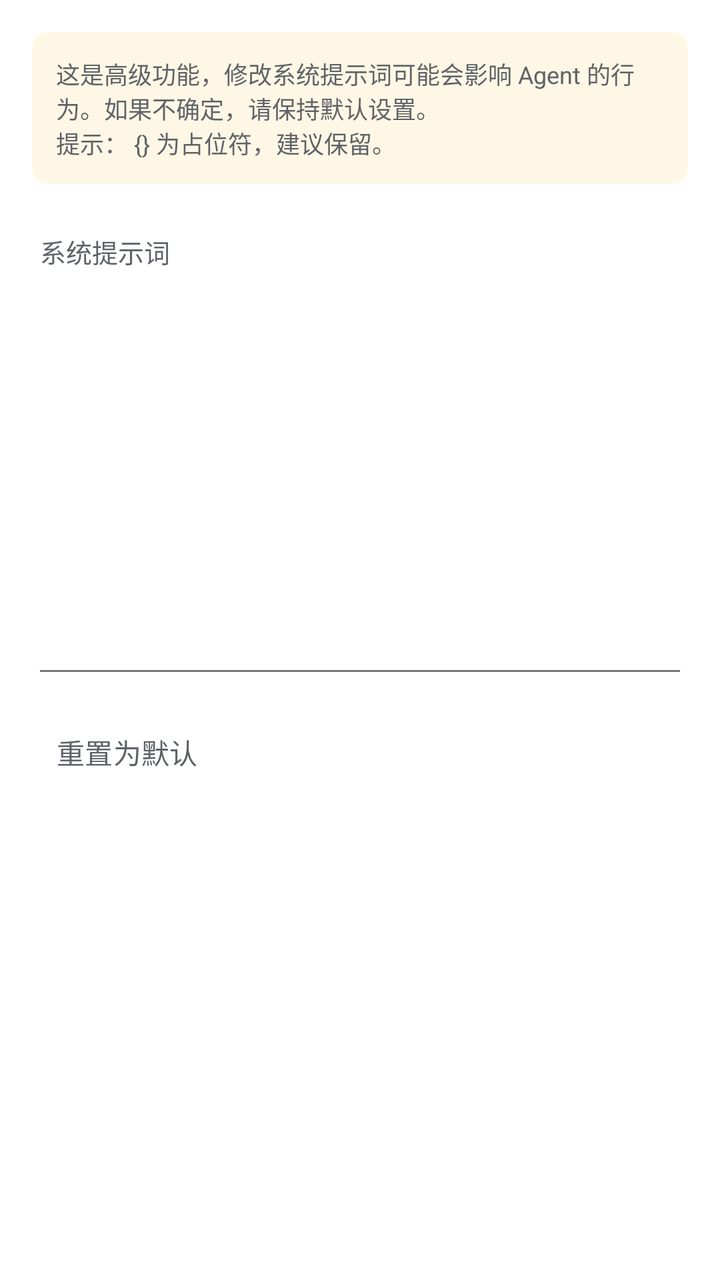
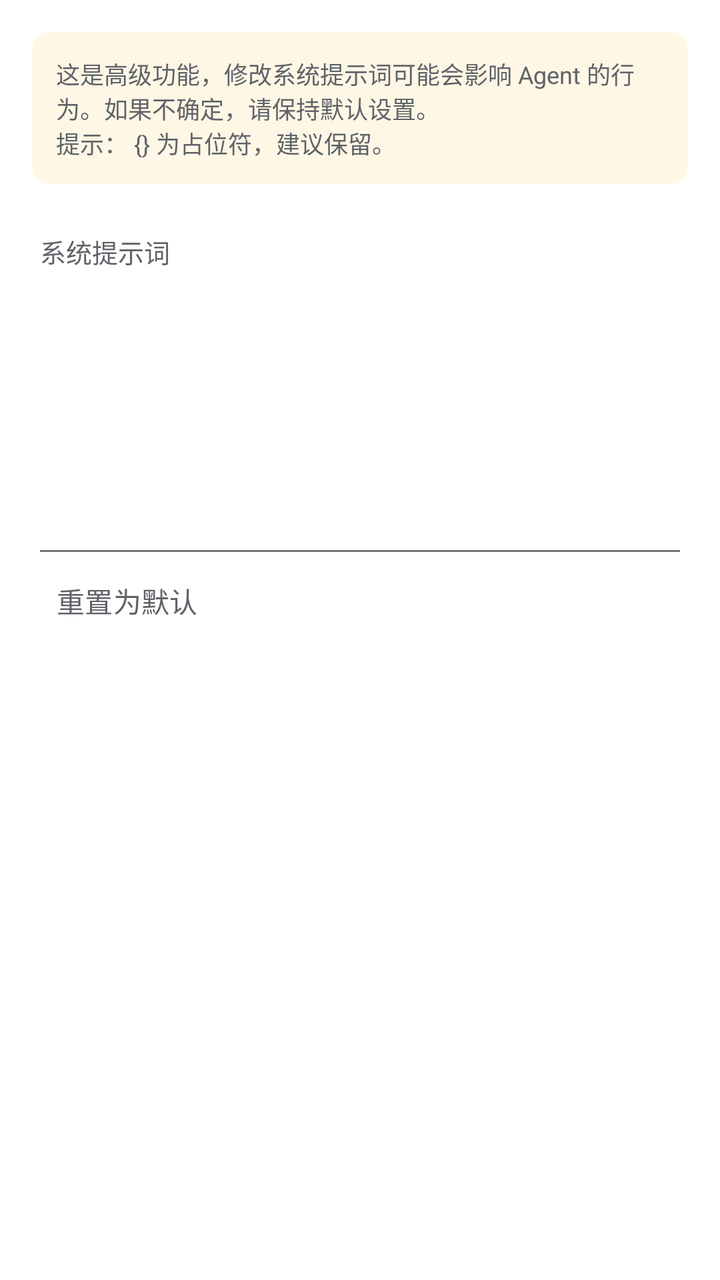

Before-and-after screenshots of an Android layout around one commit, followed by the original layout XML and the change that was made.
<!-- AndroidManifest.xml: application theme Theme.AutoGLM -->
<!-- res/layout/dialog_system_prompt.xml -->
<?xml version="1.0" encoding="utf-8"?>
<LinearLayout xmlns:android="http://schemas.android.com/apk/res/android"
    xmlns:app="http://schemas.android.com/apk/res-auto"
    android:layout_width="match_parent"
    android:layout_height="wrap_content"
    android:orientation="vertical"
    android:padding="16dp">

    
    <TextView
        android:layout_width="match_parent"
        android:layout_height="wrap_content"
        android:layout_marginBottom="12dp"
        android:background="@drawable/warning_background"
        android:padding="12dp"
        android:text="@string/settings_system_prompt_warning"
        android:textColor="@color/text_secondary"
        android:textSize="12sp" />

    
    <com.google.android.material.textfield.TextInputLayout
        android:id="@+id/promptInputLayout"
        style="@style/Widget.App.TextInputLayout"
        android:layout_width="match_parent"
        android:layout_height="240dp"
        android:hint="@string/settings_system_prompt"
        app:boxBackgroundColor="@color/surface_variant">

        <com.google.android.material.textfield.TextInputEditText
            android:id="@+id/promptInput"
            android:layout_width="match_parent"
            android:layout_height="match_parent"
            android:gravity="top|start"
            android:inputType="textMultiLine"
            android:overScrollMode="always"
            android:scrollbars="vertical"
            android:textColor="@color/text_primary"
            android:textSize="13sp"
            android:fontFamily="monospace" />

    </com.google.android.material.textfield.TextInputLayout>

    
    <com.google.android.material.button.MaterialButton
        android:id="@+id/btnResetPrompt"
        style="@style/Widget.App.Button.Text.Secondary"
        android:layout_width="wrap_content"
        android:layout_height="wrap_content"
        android:layout_marginTop="8dp"
        android:text="@string/settings_system_prompt_reset" />

</LinearLayout>
<!-- resources referenced by this layout -->
<resources>
  <color name="surface_variant">#FFE8EAED</color>
  <color name="text_primary">#FF1A1A1A</color>
  <color name="text_secondary">#FF5F6368</color>
  <!-- drawable warning_background (drawable) -->
  <?xml version="1.0" encoding="utf-8"?>
  <shape xmlns:android="http://schemas.android.com/apk/res/android"
      android:shape="rectangle">
      <solid android:color="#1AFFB300" />
      <corners android:radius="8dp" />
  </shape>
  <string name="settings_system_prompt">系统提示词</string>
  <string name="settings_system_prompt_reset">重置为默认</string>
  <string name="settings_system_prompt_warning">这是高级功能，修改系统提示词可能会影响 Agent 的行为。如果不确定，请保持默认设置。\n提示： {} 为占位符，建议保留。</string>
  <style name="Widget.App.Button.Text.Secondary" parent="Widget.App.Button.Text">
          <item name="android:textColor">@color/text_secondary</item>
          <item name="iconTint">@color/text_secondary</item>
      </style>
  <style name="Theme.AutoGLM" parent="Base.Theme.AutoGLM" />
  <style name="Widget.App.Button.Text" parent="Widget.Material3.Button.TextButton">
          <item name="android:textColor">@color/primary</item>
          <item name="cornerRadius">24dp</item>
          <item name="iconTint">@color/primary</item>
      </style>
  <color name="input_stroke_focused">#FF7BA4DB</color>
  <color name="primary">#FF4169E1</color>
  <color name="input_background">#FFFAFAFA</color>
  <style name="ThemeOverlay.App.TextInput" parent="">
          <item name="android:textColorPrimary">@color/primary</item>
      </style>
  <color name="primary_variant">#FF4A7BC8</color>
  <color name="on_primary">#FF1A1A1A</color>
  <color name="secondary">@color/primary</color>
  <color name="secondary_variant">@color/primary_dark</color>
  <color name="on_secondary">@color/on_primary</color>
  <color name="icon_secondary">#FF757575</color>
  <style name="Widget.App.RadioButton" parent="Widget.Material3.CompoundButton.RadioButton">
          <item name="android:textColor">@color/primary</item>
          <item name="materialThemeOverlay">@style/ThemeOverlay.App.RadioButton</item>
      </style>
  <color name="surface">#FFF5F5F5</color>
  <color name="on_surface">#FF1A1A1A</color>
  <color name="on_surface_variant">#FF5F6368</color>
  <color name="background">#FFFFFFFF</color>
  <color name="on_background">#FF1A1A1A</color>
  <color name="card_stroke">#FFE0E0E0</color>
  <color name="divider">#FFEEEEEE</color>
  <color name="text_hint">#FF9E9E9E</color>
  <color name="primary_dark">#FF5A8ACF</color>
  <style name="ThemeOverlay.App.RadioButton" parent="">
          <item name="colorPrimary">@color/primary</item>
          <item name="colorSecondary">@color/primary</item>
          <item name="colorOnSurface">@color/icon_secondary</item>
          <item name="colorOnSurfaceVariant">@color/icon_secondary</item>
      </style>
  <color name="dialog_background">#FFFFFFFF</color>
  <style name="Widget.App.Button.TextButton.Dialog" parent="Widget.Material3.Button.TextButton.Dialog">
          <item name="android:textColor">@color/primary</item>
          <item name="backgroundTint">@android:color/transparent</item>
          <item name="rippleColor">@color/ripple_color</item>
          <item name="iconTint">@color/primary</item>
          
          <item name="materialThemeOverlay">@style/ThemeOverlay.App.DialogButton</item>
      </style>
  <color name="ripple_color">#1A7BA4DB</color>
  <style name="ThemeOverlay.App.DialogButton" parent="">
          <item name="colorPrimary">@color/primary</item>
          <item name="colorOnSurface">@color/primary</item>
      </style>
  <!-- unchanged entries left out for length: 3 -->
</resources>

<!-- the commit's change to res/layout/dialog_system_prompt.xml (unified diff, before → after) -->
@@ -22,7 +22,7 @@
         android:id="@+id/promptInputLayout"
         style="@style/Widget.App.TextInputLayout"
         android:layout_width="match_parent"
-        android:layout_height="240dp"
+        android:layout_height="180dp"
         android:hint="@string/settings_system_prompt"
         app:boxBackgroundColor="@color/surface_variant">
 
@@ -46,7 +46,7 @@
         style="@style/Widget.App.Button.Text.Secondary"
         android:layout_width="wrap_content"
         android:layout_height="wrap_content"
-        android:layout_marginTop="8dp"
+        android:layout_marginTop="-8dp"
         android:text="@string/settings_system_prompt_reset" />
 
 </LinearLayout>
